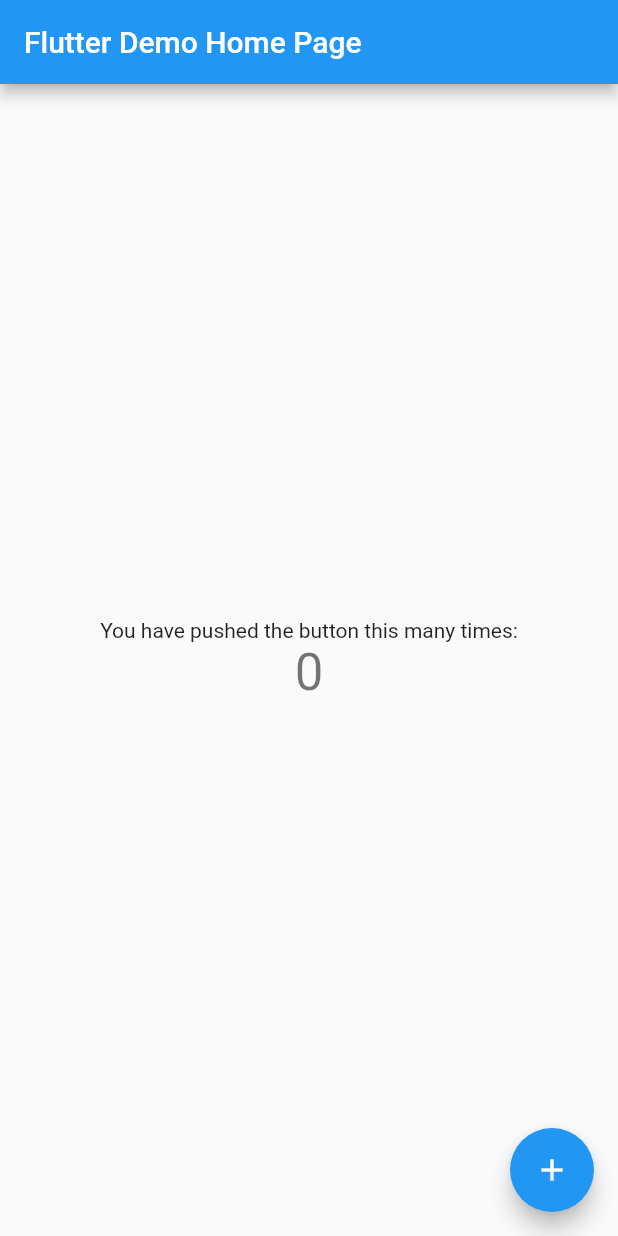
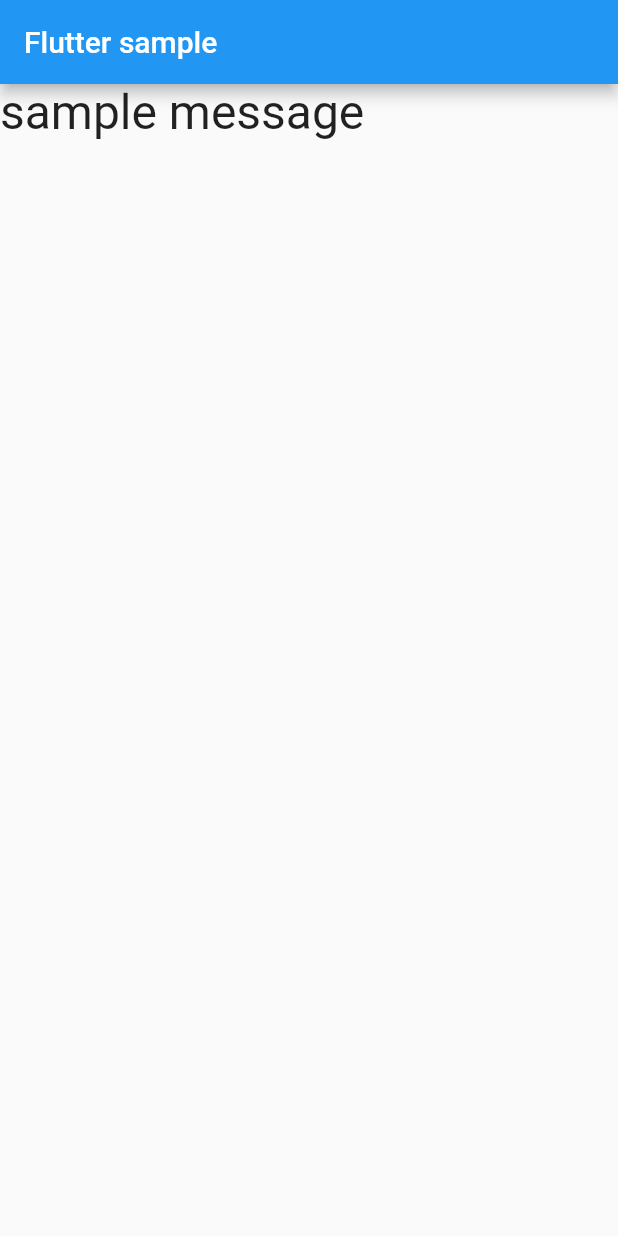
Before and after one commit to mei5342/flutter-rust, a Flutter app: the screen it shows after launch, on a phone screen of 412 x 824 dp. Run offline on Flutter 3.47's test engine with Material 2 defaults, Android fonts, the phone set to English and light mode, and no system bars.

Commit message:
mod:flutter sample message

```diff
--- a/frontend/src/lib/main.dart
+++ b/frontend/src/lib/main.dart
@@ -5,111 +5,46 @@ void main() {
 }
 
 class MyApp extends StatelessWidget {
-  const MyApp({super.key});
+  const MyApp({Key? key}) : super(key: key);
+  final title = 'Flutter sample';
+  final message = 'sample message';
 
-  // This widget is the root of your application.
   @override
   Widget build(BuildContext context) {
     return MaterialApp(
       title: 'Flutter Demo',
-      theme: ThemeData(
-        // This is the theme of your application.
-        //
-        // Try running your application with "flutter run". You'll see the
-        // application has a blue toolbar. Then, without quitting the app, try
-        // changing the primarySwatch below to Colors.green and then invoke
-        // "hot reload" (press "r" in the console where you ran "flutter run",
-        // or simply save your changes to "hot reload" in a Flutter IDE).
-        // Notice that the counter didn't reset back to zero; the application
-        // is not restarted.
-        primarySwatch: Colors.blue,
+      home: MyHomePage(
+        title: this.title,
+        message: this.message
       ),
-      home: const MyHomePage(title: 'Flutter Demo Home Page'),
     );
   }
 }
 
 class MyHomePage extends StatefulWidget {
-  const MyHomePage({super.key, required this.title});
-
-  // This widget is the home page of your application. It is stateful, meaning
-  // that it has a State object (defined below) that contains fields that affect
-  // how it looks.
-
-  // This class is the configuration for the state. It holds the values (in this
-  // case the title) provided by the parent (in this case the App widget) and
-  // used by the build method of the State. Fields in a Widget subclass are
-  // always marked "final".
-
   final String title;
+  final String message;
+  const MyHomePage({
+    Key? key,
+    required this.title,
+    required this.message
+  }): super(key: key);
 
   @override
-  State<MyHomePage> createState() => _MyHomePageState();
+  _MyHomePageState createState() => _MyHomePageState();
 }
 
 class _MyHomePageState extends State<MyHomePage> {
-  int _counter = 0;
-
-  void _incrementCounter() {
-    setState(() {
-      // This call to setState tells the Flutter framework that something has
-      // changed in this State, which causes it to rerun the build method below
-      // so that the display can reflect the updated values. If we changed
-      // _counter without calling setState(), then the build method would not be
-      // called again, and so nothing would appear to happen.
-      _counter++;
-    });
-  }
-
   @override
   Widget build(BuildContext context) {
-    // This method is rerun every time setState is called, for instance as done
-    // by the _incrementCounter method above.
-    //
-    // The Flutter framework has been optimized to make rerunning build methods
-    // fast, so that you can just rebuild anything that needs updating rather
-    // than having to individually change instances of widgets.
     return Scaffold(
       appBar: AppBar(
-        // Here we take the value from the MyHomePage object that was created by
-        // the App.build method, and use it to set our appbar title.
         title: Text(widget.title),
       ),
-      body: Center(
-        // Center is a layout widget. It takes a single child and positions it
-        // in the middle of the parent.
-        child: Column(
-          // Column is also a layout widget. It takes a list of children and
-          // arranges them vertically. By default, it sizes itself to fit its
-          // children horizontally, and tries to be as tall as its parent.
-          //
-          // Invoke "debug painting" (press "p" in the console, choose the
-          // "Toggle Debug Paint" action from the Flutter Inspector in Android
-          // Studio, or the "Toggle Debug Paint" command in Visual Studio Code)
-          // to see the wireframe for each widget.
-          //
-          // Column has various properties to control how it sizes itself and
-          // how it positions its children. Here we use mainAxisAlignment to
-          // center the children vertically; the main axis here is the vertical
-          // axis because Columns are vertical (the cross axis would be
-          // horizontal).
-          mainAxisAlignment: MainAxisAlignment.center,
-          children: <Widget>[
-            const Text(
-              'You have pushed the button this many times:',
-            ),
-            Text(
-              '$_counter',
-              style: Theme.of(context).textTheme.headlineMedium,
-            ),
-          ],
-        ),
-      ),
-      floatingActionButton: FloatingActionButton(
-        onPressed: _incrementCounter,
-        tooltip: 'Increment',
-        child: const Icon(Icons.add),
-      ), // This trailing comma makes auto-formatting nicer for build methods.
+      body: Text(
+        widget.message,
+        style: TextStyle(fontSize: 32.0),
+      )
     );
   }
 }
```
Also changed, not shown: 1 other file.
